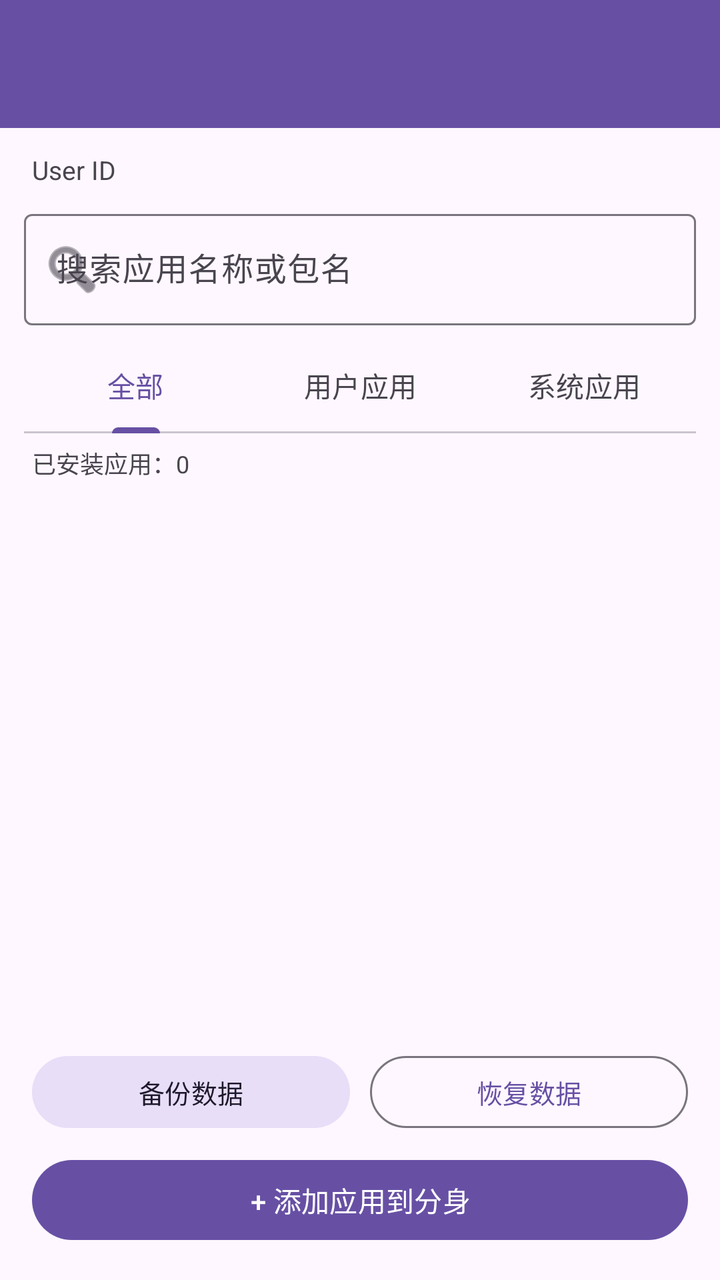
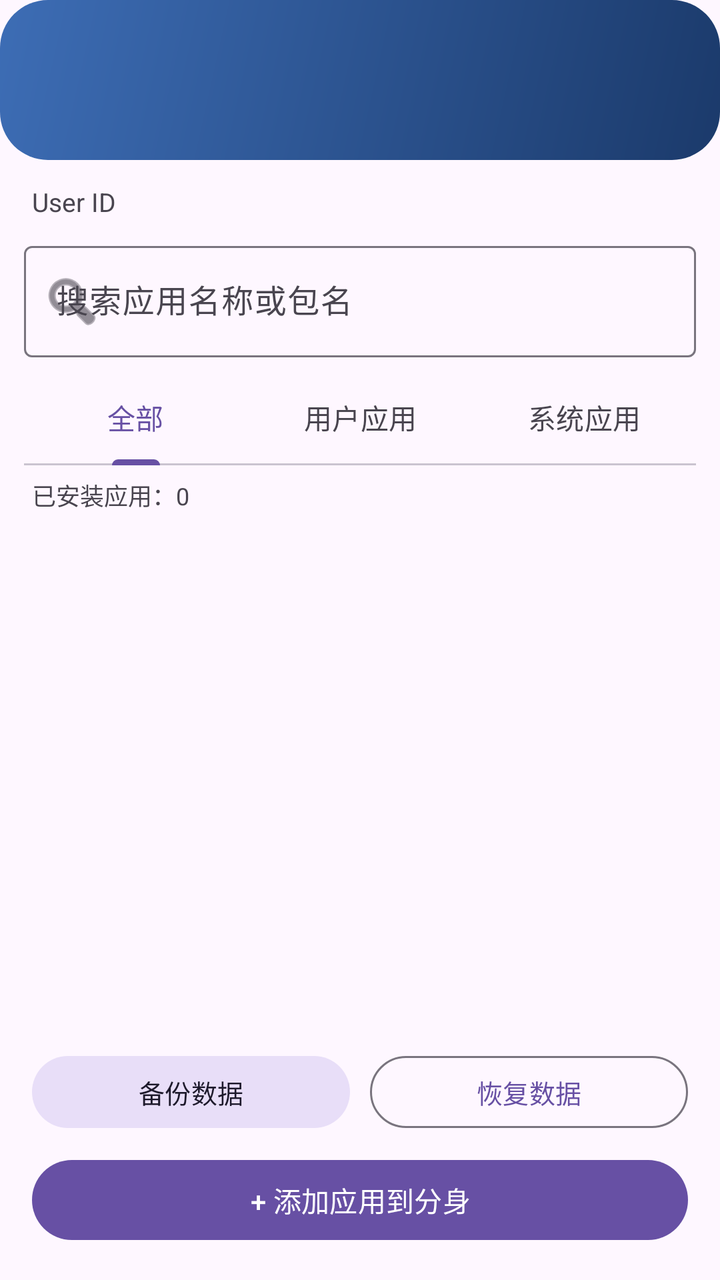

Compare the two renders of this Android layout. The source of the first and the diff that turns it into the second are given below.
<!-- AndroidManifest.xml: application theme Theme.CloneManager -->
<!-- res/layout/activity_clone_detail.xml -->
<?xml version="1.0" encoding="utf-8"?>
<LinearLayout xmlns:android="http://schemas.android.com/apk/res/android"
    xmlns:app="http://schemas.android.com/apk/res-auto"
    android:layout_width="match_parent"
    android:layout_height="match_parent"
    android:orientation="vertical"
    android:background="?android:colorBackground">

    <com.google.android.material.appbar.MaterialToolbar
        android:id="@+id/toolbar"
        android:layout_width="match_parent"
        android:layout_height="?attr/actionBarSize"
        android:background="?attr/colorPrimary"
        android:titleTextColor="?attr/colorOnPrimary" />

    <TextView
        android:id="@+id/cloneInfo"
        android:layout_width="match_parent"
        android:layout_height="wrap_content"
        android:paddingStart="16dp"
        android:paddingEnd="16dp"
        android:paddingTop="12dp"
        android:paddingBottom="4dp"
        android:textSize="13sp"
        android:text="User ID" />

    <com.google.android.material.textfield.TextInputLayout
        android:id="@+id/searchLayout"
        android:layout_width="match_parent"
        android:layout_height="wrap_content"
        android:layout_marginStart="12dp"
        android:layout_marginEnd="12dp"
        android:layout_marginTop="4dp"
        app:boxBackgroundMode="outline"
        app:startIconDrawable="@android:drawable/ic_menu_search"
        android:hint="搜索应用名称或包名">

        <com.google.android.material.textfield.TextInputEditText
            android:id="@+id/searchInput"
            android:layout_width="match_parent"
            android:layout_height="wrap_content"
            android:inputType="text"
            android:imeOptions="actionSearch"
            android:maxLines="1" />
    </com.google.android.material.textfield.TextInputLayout>

    <com.google.android.material.tabs.TabLayout
        android:id="@+id/filterTabs"
        android:layout_width="match_parent"
        android:layout_height="wrap_content"
        android:layout_marginStart="12dp"
        android:layout_marginEnd="12dp"
        android:layout_marginTop="6dp"
        app:tabMode="fixed"
        app:tabGravity="fill">

        <com.google.android.material.tabs.TabItem
            android:layout_width="wrap_content"
            android:layout_height="wrap_content"
            android:text="全部" />

        <com.google.android.material.tabs.TabItem
            android:layout_width="wrap_content"
            android:layout_height="wrap_content"
            android:text="用户应用" />

        <com.google.android.material.tabs.TabItem
            android:layout_width="wrap_content"
            android:layout_height="wrap_content"
            android:text="系统应用" />
    </com.google.android.material.tabs.TabLayout>

    <TextView
        android:id="@+id/appCount"
        android:layout_width="match_parent"
        android:layout_height="wrap_content"
        android:paddingStart="16dp"
        android:paddingEnd="16dp"
        android:paddingTop="6dp"
        android:paddingBottom="2dp"
        android:textSize="12sp"
        android:textColor="?attr/colorOnSurfaceVariant"
        android:text="已安装应用：0" />

    <androidx.recyclerview.widget.RecyclerView
        android:id="@+id/appList"
        android:layout_width="match_parent"
        android:layout_height="0dp"
        android:layout_weight="1"
        android:paddingStart="12dp"
        android:paddingEnd="12dp"
        android:clipToPadding="false" />

    <LinearLayout
        android:layout_width="match_parent"
        android:layout_height="wrap_content"
        android:orientation="horizontal"
        android:paddingStart="16dp"
        android:paddingEnd="16dp"
        android:paddingBottom="8dp">

        <com.google.android.material.button.MaterialButton
            android:id="@+id/btnBackup"
            style="@style/Widget.Material3.Button.TonalButton"
            android:layout_width="0dp"
            android:layout_height="wrap_content"
            android:layout_weight="1"
            android:minHeight="44dp"
            android:textSize="13sp"
            android:text="备份数据" />

        <com.google.android.material.button.MaterialButton
            android:id="@+id/btnRestore"
            style="@style/Widget.Material3.Button.OutlinedButton"
            android:layout_width="0dp"
            android:layout_height="wrap_content"
            android:layout_weight="1"
            android:layout_marginStart="10dp"
            android:minHeight="44dp"
            android:textSize="13sp"
            android:text="恢复数据" />
    </LinearLayout>

    <com.google.android.material.button.MaterialButton
        android:id="@+id/btnAddApp"
        android:layout_width="match_parent"
        android:layout_height="wrap_content"
        android:layout_marginStart="16dp"
        android:layout_marginEnd="16dp"
        android:layout_marginBottom="16dp"
        android:text="+ 添加应用到分身" />

</LinearLayout>
<!-- resources referenced by this layout -->
<resources>
  <style name="Theme.CloneManager" parent="Theme.Material3.DayNight.NoActionBar">
          <item name="android:windowLightStatusBar">true</item>
          <item name="android:statusBarColor">@android:color/transparent</item>
      </style>
</resources>

<!-- the commit's change to res/layout/activity_clone_detail.xml (unified diff, before → after) -->
@@ -9,9 +9,15 @@
     <com.google.android.material.appbar.MaterialToolbar
         android:id="@+id/toolbar"
         android:layout_width="match_parent"
-        android:layout_height="?attr/actionBarSize"
-        android:background="?attr/colorPrimary"
-        android:titleTextColor="?attr/colorOnPrimary" />
+        android:layout_height="wrap_content"
+        android:background="@drawable/bg_hero"
+        android:paddingTop="?attr/actionBarSize"
+        android:paddingBottom="16dp"
+        android:paddingStart="8dp"
+        android:paddingEnd="16dp"
+        app:titleTextColor="@color/hero_text"
+        app:subtitleTextColor="#D8E4F7"
+        app:navigationIconTint="@color/hero_text" />
 
     <TextView
         android:id="@+id/cloneInfo"
<!-- resource entries referenced after the edit -->
@@ -1,8 +1,17 @@
 <!-- resources referenced by this layout -->
 <resources>
+  <color name="hero_text">#FFFFFF</color>
+  <!-- drawable bg_hero (drawable) -->
+  <?xml version="1.0" encoding="utf-8"?>
+  <shape xmlns:android="http://schemas.android.com/apk/res/android" android:shape="rectangle">
+      <corners android:radius="24dp" />
+      <gradient android:startColor="@color/hero_start" android:endColor="@color/hero_end" android:angle="135" />
+  </shape>
   <style name="Theme.CloneManager" parent="Theme.Material3.DayNight.NoActionBar">
           <item name="android:windowLightStatusBar">true</item>
           <item name="android:statusBarColor">@android:color/transparent</item>
       </style>
+  <color name="hero_start">#1B3A6B</color>
+  <color name="hero_end">#3D6DB5</color>
 </resources>
 
